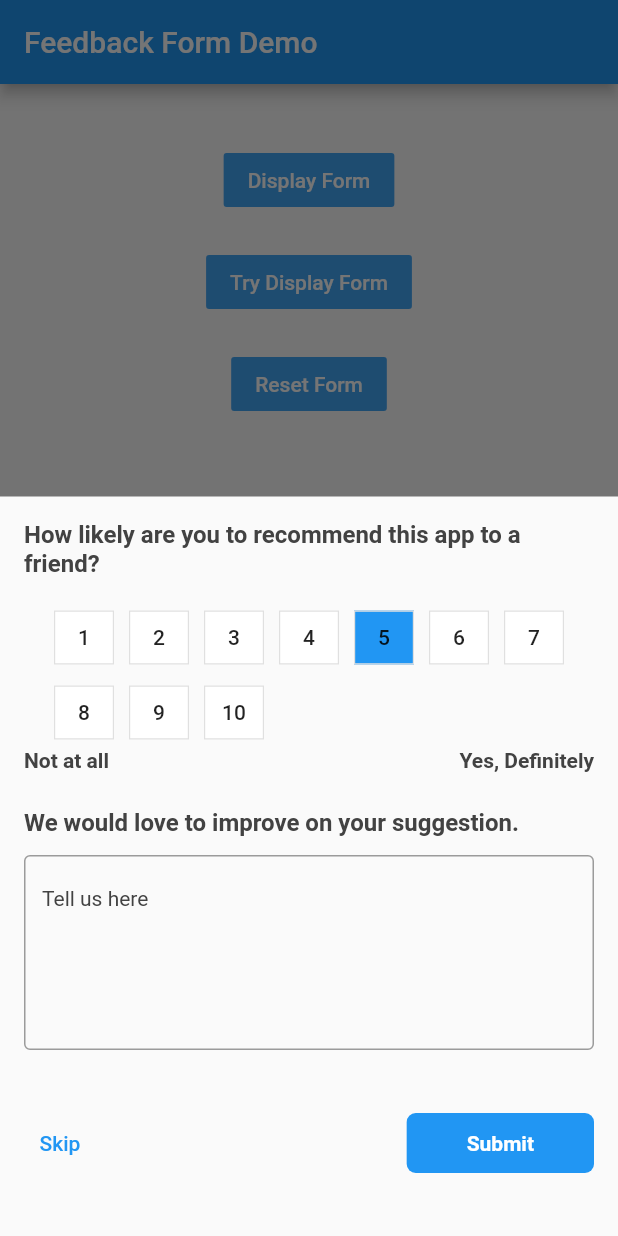
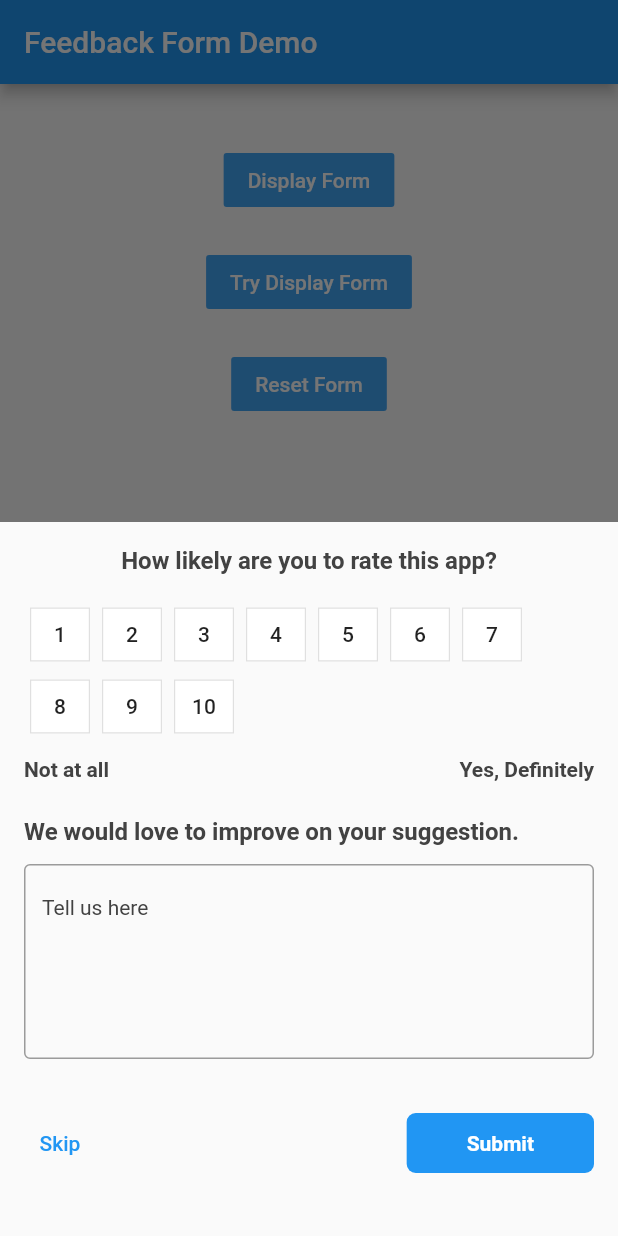
Before and after one commit to TheAlphamerc/app_feedback, a Flutter app: the screen it shows after launch, after a tap on "Display Form", on a phone screen of 412 x 824 dp. Run offline on Flutter 3.47's test engine with Material 2 defaults, Android fonts, the phone set to English and light mode, and no system bars; our stand-ins replace bloc, flutter_bloc, shared_preferences.

Commit message:
Add rating button alignment property Add rating header alignement property

```diff
--- a/example/lib/main.dart
+++ b/example/lib/main.dart
@@ -87,7 +87,6 @@ class _MyHomePageState extends State<MyHomePage> {
   void launchAppFeedback() {
     feedbackForm.display(context,
         option: Option(
-          defaultRating: 5,
           maxRating: 10,
           ratingButtonTheme: RatingButtonThemeData.defaultTheme,
         ), onSubmit: (feedback) {
--- a/lib/src/model/options.dart
+++ b/lib/src/model/options.dart
@@ -42,6 +42,11 @@ class Option {
 
   /// Set rating header text
   final String ratingHeader;
+
+  /// Set alignment of header text
+  ///
+  /// By default set to `Alignment.center`
+  final Alignment headerTextAlignment;
 
   /// hide texts displ below ratings
   final bool hideRatingBottomText;
@@ -105,8 +110,9 @@ class Option {
     this.reviewFieldHint = "Tell us here",
     this.ratringsBottomText2 = "Yes, Definitely",
     this.ratringsBottomText1 = "Not at all",
+    this.headerTextAlignment = Alignment.center,
     this.reviewFieldHeader = "We would love to improve on your suggestion.",
-    this.ratingHeader = "How likely are you to recommend this app to a friend?",
+    this.ratingHeader = "How likely are you to rate this app?",
     this.isDismissible = true,
     this.hideSuggestionField = false,
     this.hideRatingBottomText = false,
@@ -131,6 +137,7 @@ class Option {
     bool hideSuggestionField,
     int maxRating,
     String ratingHeader,
+    Alignment headerTextAlignment,
     bool hideRatingBottomText,
     String ratringsBottomText1,
     String ratringsBottomText2,
@@ -159,6 +166,7 @@ class Option {
       maxRating: maxRating ?? this.maxRating,
       ratingButtonTheme: ratingButtonTheme ?? this.ratingButtonTheme,
       ratingHeader: ratingHeader ?? this.ratingHeader,
+      headerTextAlignment: headerTextAlignment ?? this.headerTextAlignment,
       ratingHeaderTextStyle:
           ratingHeaderTextStyle ?? this.ratingHeaderTextStyle,
       ratingbottomTextStyle:
--- a/lib/src/model/rating_button/rating_button_theme_data.dart
+++ b/lib/src/model/rating_button/rating_button_theme_data.dart
@@ -40,6 +40,33 @@ class RatingButtonThemeData {
 
   /// Defines how compact the button's layout will be.
   final VisualDensity visualDensity;
+
+  /// How much space to place between each rating button in a run in the main axis.
+  ///
+  ///For example, if [spacing] is 10.0, the each rating button will be spaced at least 10.0 logical pixels apart in the main axis.
+  final double spacing;
+
+  /// How much space to place between the each rating button themselves in the cross axis.
+
+  /// For example, if [runSpacing] is 10.0, the each rating button will be spaced at least 10.0 logical pixels apart in the cross axis.
+
+  final double runSpacing;
+
+  /// How the each rating button within a run should be placed in the main axis.
+  ///
+  ///For example, if [alignment] is [WrapAlignment.center], the each rating button in each run are grouped together in the center of their run in the main axis.
+  ///
+  ///Defaults to [WrapAlignment.start].
+
+  final WrapAlignment alignment;
+
+  /// How the each rating button within a run should be aligned relative to each other in the cross axis.
+  ///
+  ///For example, if this is set to [WrapCrossAlignment.end], and the [direction] is [Axis.horizontal], then the  each rating button within each run will have their bottom edges aligned to the bottom edge of the run.
+  ///
+  ///Defaults to [WrapCrossAlignment.start].
+  final WrapCrossAlignment crossAxisAlignment;
+
   const RatingButtonThemeData({
     this.minWidth,
     this.height,
@@ -53,6 +80,10 @@ class RatingButtonThemeData {
     this.elevation,
     this.padding,
     this.visualDensity,
+    this.spacing = 0.0,
+    this.runSpacing = 0.0,
+    this.alignment = WrapAlignment.start,
+    this.crossAxisAlignment = WrapCrossAlignment.start,
   });
 
   RatingButtonThemeData copyWith({
@@ -69,6 +100,10 @@ class RatingButtonThemeData {
     double elevation,
     EdgeInsetsGeometry padding,
     VisualDensity visualDensity,
+    double spacing,
+    double runspacing,
+    WrapAlignment alignment,
+    WrapCrossAlignment crossAxisAlignment,
   }) {
     return RatingButtonThemeData(
       activeTextStyle: activeTextStyle ?? this.activeTextStyle,
@@ -83,6 +118,10 @@ class RatingButtonThemeData {
       splashColor: splashColor ?? this.splashColor,
       inActiveTextStyle: inActiveTextStyle ?? this.inActiveTextStyle,
       visualDensity: visualDensity ?? this.visualDensity,
+      alignment: alignment ?? this.alignment,
+      crossAxisAlignment: crossAxisAlignment ?? this.crossAxisAlignment,
+      runSpacing: runSpacing ?? this.runSpacing,
+      spacing: spacing ?? this.spacing,
     );
   }
 
--- a/lib/src/widget/feedback_sheet.dart
+++ b/lib/src/widget/feedback_sheet.dart
@@ -23,9 +23,12 @@ class FeedbackPage extends StatelessWidget {
       : super(key: key);
 
   Widget _ratingRow(BuildContext context) {
+    final theme =
+        option.ratingButtonTheme ?? RatingButtonThemeData.defaultTheme;
     return Container(
       width: context.width,
       child: Column(
+        crossAxisAlignment: CrossAxisAlignment.start,
         children: [
           BlocBuilder<FeedbackCubit, FeedbackState>(
             builder: (context, state) {
@@ -34,10 +37,10 @@ class FeedbackPage extends StatelessWidget {
                 rating = state.rating;
               }
               return Wrap(
-                spacing: 2,
-                alignment: WrapAlignment.start,
-                crossAxisAlignment: WrapCrossAlignment.start,
-                runSpacing: 2,
+                spacing: theme.spacing,
+                alignment: theme.alignment,
+                crossAxisAlignment: theme.crossAxisAlignment,
+                runSpacing: theme.runSpacing,
                 children: Iterable.generate(
                         option.maxRating,
                         (inedx) =>
@@ -46,7 +49,8 @@ class FeedbackPage extends StatelessWidget {
               );
             },
           ),
-          if (!option.hideRatingBottomText)
+          if (!option.hideRatingBottomText) ...[
+            SizedBox(height: 10),
             Row(
               children: [
                 Text(
@@ -62,6 +66,7 @@ class FeedbackPage extends StatelessWidget {
                 ),
               ],
             )
+          ]
         ],
       ),
     );
@@ -113,7 +118,7 @@ class FeedbackPage extends StatelessWidget {
             ),
           )
         ],
-      ),
+      ).pV(24),
     );
   }
 
@@ -167,12 +172,18 @@ class FeedbackPage extends StatelessWidget {
         children: [
           Column(
             children: [
-              Text(option.ratingHeader,
-                      style: option.ratingHeaderTextStyle ??
-                          TextStyles.headline16(context))
-                  .vP16,
-              _ratingRow(context).pB(24),
-              _suggestionField(context).pB(30),
+              Row(
+                children: [
+                  Align(
+                    alignment: option.headerTextAlignment,
+                    child: Text(option.ratingHeader,
+                        style: option.ratingHeaderTextStyle ??
+                            TextStyles.headline16(context)),
+                  ).extended
+                ],
+              ).vP16,
+              _ratingRow(context),
+              _suggestionField(context)
             ],
           ).hP16,
           _submitButton(context).pB(30)
--- a/lib/src/widget/rating_button.dart
+++ b/lib/src/widget/rating_button.dart
@@ -30,6 +30,7 @@ class RatingButton extends StatelessWidget {
       padding: theme.padding,
       onPressed: () => onPressed(index),
       shape: theme.shape,
+      height: theme.height,
       highlightColor: theme.highlightColor,
       splashColor: theme.splashColor,
       visualDensity: theme.visualDensity,
```
